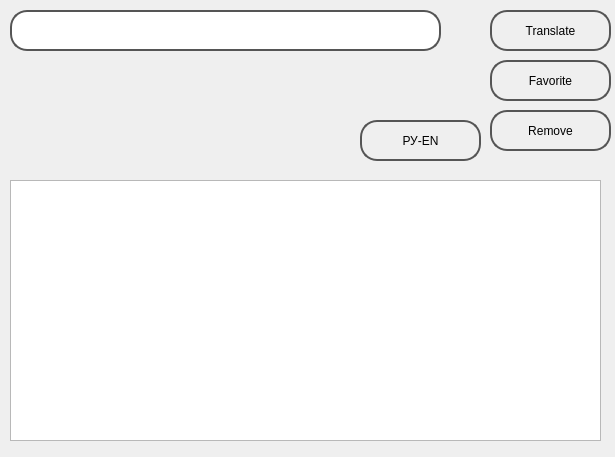
Above: Translate/translateform.ui from gagikpog/TestAndTranslate before the change. Below: the same form after it.
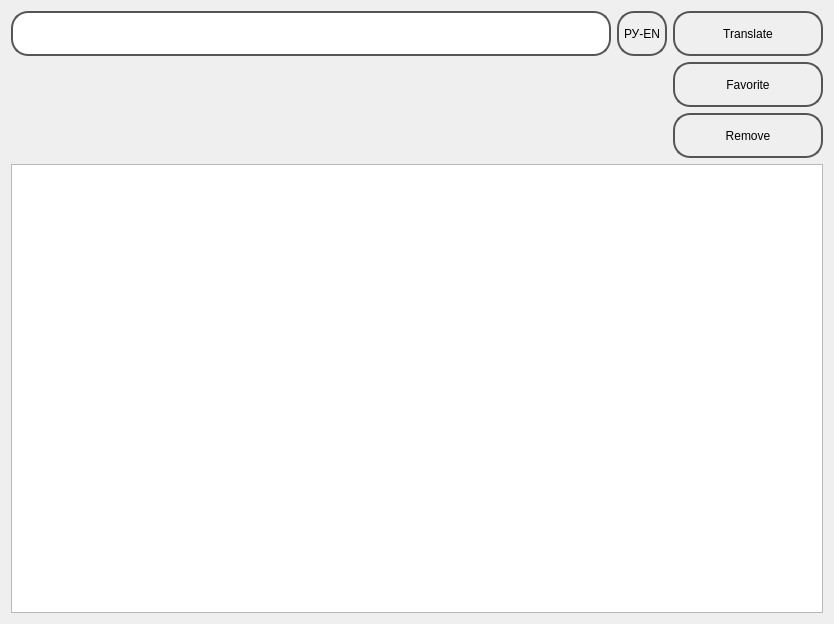
That is the form after the change.

Commit message: make UI for translate form, add DB for favorite words

```diff
--- a/Translate/translateform.ui
+++ b/Translate/translateform.ui
@@ -6,8 +6,8 @@
    <rect>
     <x>0</x>
     <y>0</y>
-    <width>615</width>
-    <height>457</height>
+    <width>834</width>
+    <height>624</height>
    </rect>
   </property>
   <property name="windowTitle">
@@ -45,91 +45,99 @@
 radius: 1.3, stop: 0 #fff, stop: 1 #eee);
 }</string>
   </property>
-  <widget class="QPushButton" name="pushButton">
-   <property name="geometry">
-    <rect>
-     <x>490</x>
-     <y>10</y>
-     <width>121</width>
-     <height>41</height>
-    </rect>
+  <layout class="QVBoxLayout" name="verticalLayout_3">
+   <item>
+    <layout class="QHBoxLayout" name="horizontalLayout">
+     <item>
+      <layout class="QVBoxLayout" name="verticalLayout">
+       <item>
+        <layout class="QHBoxLayout" name="horizontalLayout_2">
+         <item>
+          <widget class="QLineEdit" name="msgInput">
+           <property name="minimumSize">
+            <size>
+             <width>0</width>
+             <height>45</height>
+            </size>
+           </property>
+          </widget>
+         </item>
+         <item>
+          <widget class="QPushButton" name="btmLanguage">
+           <property name="minimumSize">
+            <size>
+             <width>0</width>
+             <height>45</height>
+            </size>
    </property>
    <property name="text">
-    <string>Translate</string>
-   </property>
-  </widget>
+            <string>РУ-EN</string>
+           </property>
+           <property name="autoDefault">
+            <bool>false</bool>
+           </property>
+          </widget>
+         </item>
+        </layout>
+       </item>
+       <item>
   <widget class="QLabel" name="msgOutput">
-   <property name="geometry">
-    <rect>
-     <x>10</x>
-     <y>60</y>
-     <width>431</width>
-     <height>51</height>
-    </rect>
-   </property>
    <property name="text">
     <string/>
    </property>
   </widget>
-  <widget class="QLineEdit" name="msgInput">
-   <property name="geometry">
-    <rect>
-     <x>10</x>
-     <y>10</y>
-     <width>431</width>
-     <height>41</height>
-    </rect>
-   </property>
-  </widget>
-  <widget class="QPushButton" name="pushButton_2">
-   <property name="geometry">
-    <rect>
-     <x>490</x>
-     <y>60</y>
-     <width>121</width>
-     <height>41</height>
-    </rect>
+       </item>
+      </layout>
+     </item>
+     <item>
+      <layout class="QVBoxLayout" name="verticalLayout_2">
+       <item>
+        <widget class="QPushButton" name="btmTranslate">
+         <property name="minimumSize">
+          <size>
+           <width>150</width>
+           <height>45</height>
+          </size>
+         </property>
+         <property name="text">
+          <string>Translate</string>
+         </property>
+        </widget>
+       </item>
+       <item>
+        <widget class="QPushButton" name="btmFavorite">
+         <property name="minimumSize">
+          <size>
+           <width>150</width>
+           <height>45</height>
+          </size>
    </property>
    <property name="text">
     <string>Favorite</string>
    </property>
   </widget>
-  <widget class="QListWidget" name="listWidget">
-   <property name="geometry">
-    <rect>
-     <x>10</x>
-     <y>180</y>
-     <width>591</width>
-     <height>261</height>
-    </rect>
-   </property>
-  </widget>
-  <widget class="QPushButton" name="pushButton_3">
-   <property name="geometry">
-    <rect>
-     <x>490</x>
-     <y>110</y>
-     <width>121</width>
-     <height>41</height>
-    </rect>
+       </item>
+       <item>
+        <widget class="QPushButton" name="btmRemove">
+         <property name="minimumSize">
+          <size>
+           <width>150</width>
+           <height>45</height>
+          </size>
    </property>
    <property name="text">
     <string>Remove</string>
    </property>
   </widget>
-  <widget class="QPushButton" name="pushButton_4">
-   <property name="geometry">
-    <rect>
-     <x>360</x>
-     <y>120</y>
-     <width>121</width>
-     <height>41</height>
-    </rect>
-   </property>
-   <property name="text">
-    <string>РУ-EN</string>
-   </property>
-  </widget>
+       </item>
+      </layout>
+     </item>
+    </layout>
+   </item>
+   <item>
+    <widget class="QListWidget" name="listWidget"/>
+   </item>
+  </layout>
  </widget>
  <resources/>
  <connections/>
```
Lines whose indentation alone changed are shown as unchanged. The commit also changes 13 other files.
